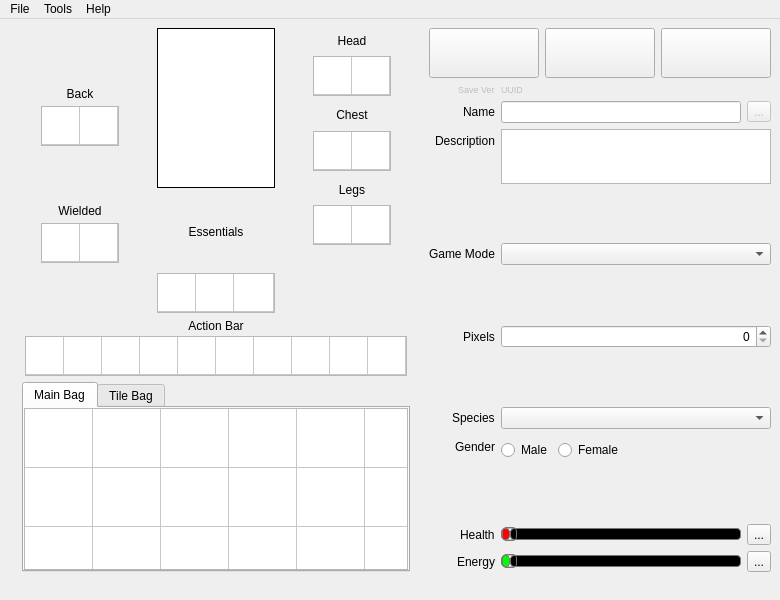
Above: starcheat/templates/MainWindow.ui from wizzomafizzo/starcheat before the change. Below: the same form after it.
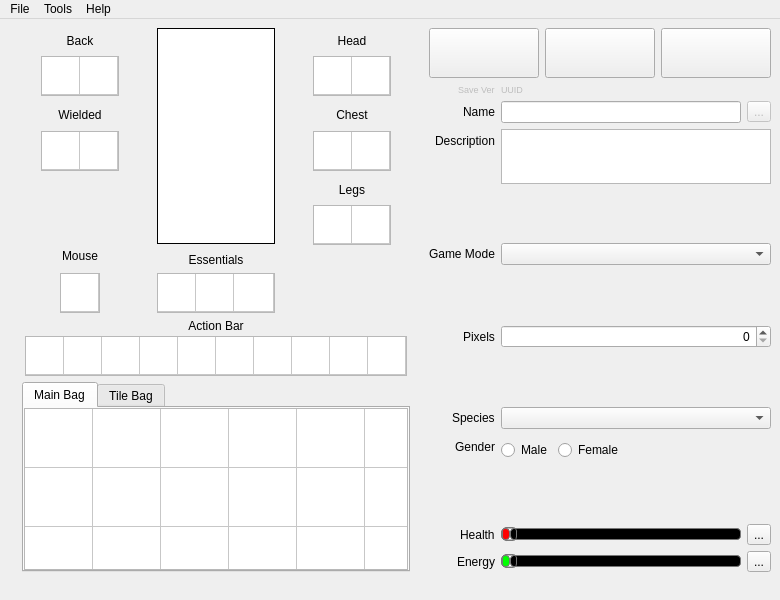
That is the form after the change. Icons and pictures are not drawn.

Commit message:
Support for swap/mouse slot, mock context menu
Also made options dialog modal

```diff
--- a/starcheat/templates/MainWindow.ui
+++ b/starcheat/templates/MainWindow.ui
@@ -18,14 +18,14 @@
     <normaloff>:/starcheat/images/starcheat_64_single.png</normaloff>:/starcheat/images/starcheat_64_single.png</iconset>
   </property>
   <widget class="QWidget" name="centralwidget">
-   <layout class="QGridLayout" name="gridLayout_7">
+   <layout class="QGridLayout" name="gridLayout_8">
     <item row="0" column="0" rowspan="2">
-     <layout class="QVBoxLayout" name="verticalLayout_8">
+     <layout class="QVBoxLayout" name="verticalLayout_6">
       <item>
-       <layout class="QGridLayout" name="gridLayout_6">
+       <layout class="QGridLayout" name="gridLayout_7">
         <item row="0" column="0" rowspan="2">
-         <layout class="QGridLayout" name="gridLayout_4">
-          <item row="0" column="0" rowspan="5">
+         <layout class="QGridLayout" name="gridLayout_6">
+          <item row="0" column="0" rowspan="4">
            <spacer name="horizontalSpacer_8">
             <property name="orientation">
              <enum>Qt::Horizontal</enum>
@@ -39,32 +39,6 @@
            </spacer>
           </item>
           <item row="0" column="1">
-           <spacer name="verticalSpacer_3">
-            <property name="orientation">
-             <enum>Qt::Vertical</enum>
-            </property>
-            <property name="sizeHint" stdset="0">
-             <size>
-              <width>20</width>
-              <height>18</height>
-             </size>
-            </property>
-           </spacer>
-          </item>
-          <item row="0" column="2" rowspan="5">
-           <spacer name="horizontalSpacer_9">
-            <property name="orientation">
-             <enum>Qt::Horizontal</enum>
-            </property>
-            <property name="sizeHint" stdset="0">
-             <size>
-              <width>18</width>
-              <height>238</height>
-             </size>
-            </property>
-           </spacer>
-          </item>
-          <item row="1" column="1">
            <layout class="QVBoxLayout" name="verticalLayout">
             <property name="spacing">
              <number>3</number>
@@ -186,20 +160,20 @@
             </item>
            </layout>
           </item>
-          <item row="2" column="1">
-           <spacer name="verticalSpacer">
+          <item row="0" column="2" rowspan="4">
+           <spacer name="horizontalSpacer_9">
             <property name="orientation">
-             <enum>Qt::Vertical</enum>
+             <enum>Qt::Horizontal</enum>
             </property>
             <property name="sizeHint" stdset="0">
              <size>
-              <width>20</width>
-              <height>18</height>
+              <width>18</width>
+              <height>238</height>
              </size>
             </property>
            </spacer>
           </item>
-          <item row="3" column="1">
+          <item row="1" column="1">
            <layout class="QVBoxLayout" name="verticalLayout_2">
             <property name="spacing">
              <number>3</number>
@@ -321,19 +295,153 @@
             </item>
            </layout>
           </item>
-          <item row="4" column="1">
-           <spacer name="verticalSpacer_4">
+          <item row="2" column="1">
+           <spacer name="verticalSpacer">
             <property name="orientation">
              <enum>Qt::Vertical</enum>
             </property>
             <property name="sizeHint" stdset="0">
              <size>
-              <width>17</width>
-              <height>34</height>
+              <width>77</width>
+              <height>13</height>
              </size>
             </property>
            </spacer>
           </item>
+          <item row="3" column="1">
+           <layout class="QGridLayout" name="gridLayout_4">
+            <item row="0" column="0" colspan="3">
+             <widget class="QLabel" name="mouse_label">
+              <property name="text">
+               <string>Mouse</string>
+              </property>
+              <property name="alignment">
+               <set>Qt::AlignCenter</set>
+              </property>
+             </widget>
+            </item>
+            <item row="1" column="0">
+             <spacer name="horizontalSpacer_10">
+              <property name="orientation">
+               <enum>Qt::Horizontal</enum>
+              </property>
+              <property name="sizeHint" stdset="0">
+               <size>
+                <width>5</width>
+                <height>20</height>
+               </size>
+              </property>
+             </spacer>
+            </item>
+            <item row="1" column="1">
+             <widget class="QTableWidget" name="mouse">
+              <property name="maximumSize">
+               <size>
+                <width>40</width>
+                <height>40</height>
+               </size>
+              </property>
+              <property name="font">
+               <font>
+                <pointsize>7</pointsize>
+               </font>
+              </property>
+              <property name="acceptDrops">
+               <bool>true</bool>
+              </property>
+              <property name="styleSheet">
+               <string notr="true">selection-background-color: white;</string>
+              </property>
+              <property name="verticalScrollBarPolicy">
+               <enum>Qt::ScrollBarAlwaysOff</enum>
+              </property>
+              <property name="horizontalScrollBarPolicy">
+               <enum>Qt::ScrollBarAlwaysOff</enum>
+              </property>
+              <property name="autoScroll">
+               <bool>false</bool>
+              </property>
+              <property name="editTriggers">
+               <set>QAbstractItemView::NoEditTriggers</set>
+              </property>
+              <property name="tabKeyNavigation">
+               <bool>false</bool>
+              </property>
+              <property name="dragEnabled">
+               <bool>true</bool>
+              </property>
+              <property name="dragDropOverwriteMode">
+               <bool>false</bool>
+              </property>
+              <property name="dragDropMode">
+               <enum>QAbstractItemView::DragDrop</enum>
+              </property>
+              <property name="defaultDropAction">
+               <enum>Qt::MoveAction</enum>
+              </property>
+              <property name="selectionMode">
+               <enum>QAbstractItemView::SingleSelection</enum>
+              </property>
+              <property name="iconSize">
+               <size>
+                <width>32</width>
+                <height>32</height>
+               </size>
+              </property>
+              <property name="cornerButtonEnabled">
+               <bool>false</bool>
+              </property>
+              <attribute name="horizontalHeaderVisible">
+               <bool>false</bool>
+              </attribute>
+              <attribute name="horizontalHeaderDefaultSectionSize">
+               <number>38</number>
+              </attribute>
+              <attribute name="horizontalHeaderMinimumSectionSize">
+               <number>38</number>
+              </attribute>
+              <attribute name="horizontalHeaderStretchLastSection">
+               <bool>true</bool>
+              </attribute>
+              <attribute name="verticalHeaderVisible">
+               <bool>false</bool>
+              </attribute>
+              <attribute name="verticalHeaderDefaultSectionSize">
+               <number>38</number>
+              </attribute>
+              <attribute name="verticalHeaderMinimumSectionSize">
+               <number>38</number>
+              </attribute>
+              <attribute name="verticalHeaderStretchLastSection">
+               <bool>true</bool>
+              </attribute>
+              <row>
+               <property name="text">
+                <string>1</string>
+               </property>
+              </row>
+              <column>
+               <property name="text">
+                <string>1</string>
+               </property>
+              </column>
+             </widget>
+            </item>
+            <item row="1" column="2">
+             <spacer name="horizontalSpacer_11">
+              <property name="orientation">
+               <enum>Qt::Horizontal</enum>
+              </property>
+              <property name="sizeHint" stdset="0">
+               <size>
+                <width>5</width>
+                <height>20</height>
+               </size>
+              </property>
+             </spacer>
+            </item>
+           </layout>
+          </item>
          </layout>
         </item>
         <item row="0" column="1">
@@ -780,6 +888,12 @@
               <height>19</height>
              </size>
             </property>
+            <property name="maximumSize">
+             <size>
+              <width>16777215</width>
+              <height>20</height>
+             </size>
+            </property>
             <property name="text">
              <string>Essentials</string>
             </property>
```
Left out of the diff: 2 changed lines with no effect on the pictures. The commit also changes 3 other files.
